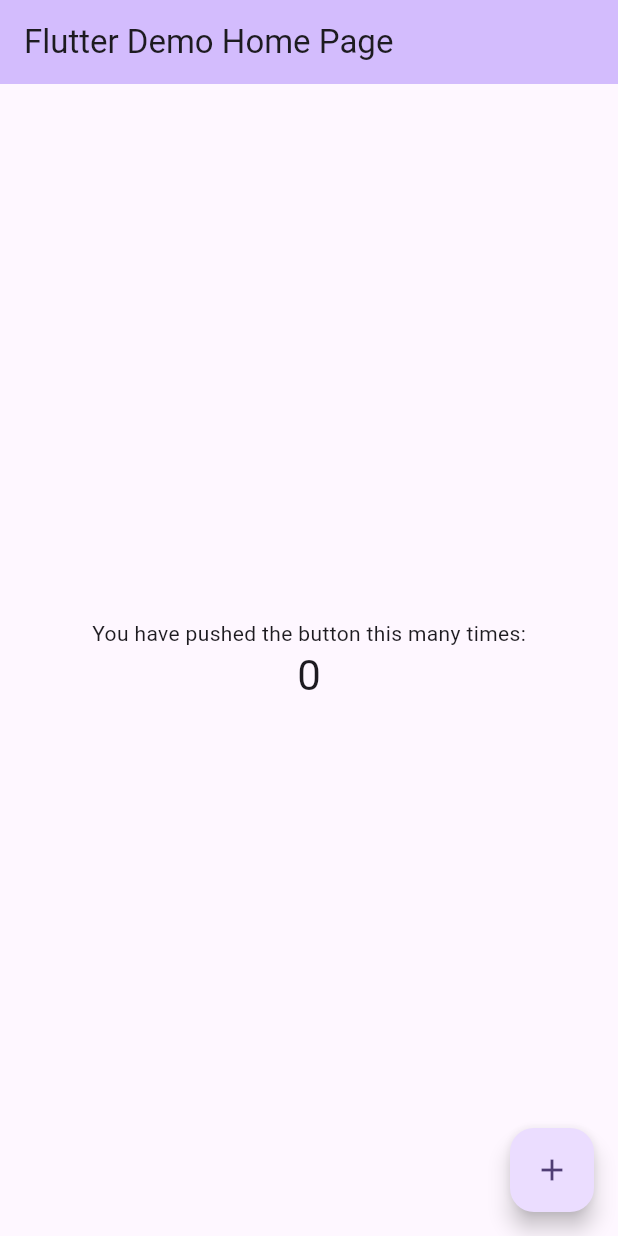
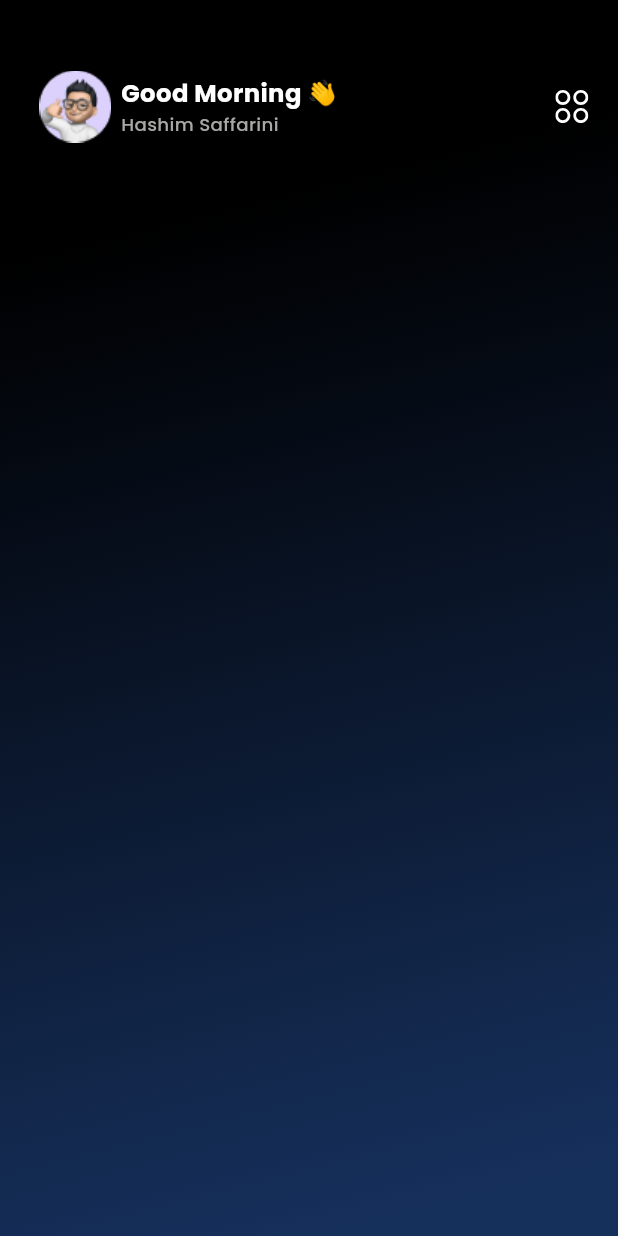
Before and after one commit to hashimsaffarini/Gemini_Bot, a Flutter app: the screen it shows after launch, on a phone screen of 412 x 824 dp. Run offline on Flutter 3.47's test engine with Material 3 defaults, Android fonts, the light colour scheme and no system bars; our stand-ins replace flutter_screenutil, flutter_svg, google_fonts.

Commit message:
- finish app bar - add google fonts package - add some images and svgs - edit container color of home screen background

```diff
--- /dev/null
+++ b/lib/features/home/ui/home_screen.dart
@@ -0,0 +1,36 @@
+import 'package:flutter/material.dart';
+import 'package:flutter_screenutil/flutter_screenutil.dart';
+import 'package:gemeni_bot/features/home/ui/widgets/custom_app_bar.dart';
+
+class HomeScreen extends StatelessWidget {
+  const HomeScreen({super.key});
+
+  @override
+  Widget build(BuildContext context) {
+    return Scaffold(
+      body: Container(
+        height: double.infinity,
+        width: double.infinity,
+        decoration: const BoxDecoration(
+          gradient: LinearGradient(
+            colors: [
+              Color(0xff000000),
+              Color(0xFF16305C),
+            ],
+            stops: [.2, 2],
+            begin: Alignment.topLeft,
+            end: Alignment.bottomCenter,
+          ),
+        ),
+        child: Padding(
+          padding: EdgeInsets.symmetric(horizontal: 18.w, vertical: 40.h),
+          child: const Column(
+            children: [
+              CustomAppBar(),
+            ],
+          ),
+        ),
+      ),
+    );
+  }
+}
--- /dev/null
+++ b/lib/features/home/ui/widgets/custom_app_bar.dart
@@ -0,0 +1,47 @@
+import 'package:flutter/material.dart';
+import 'package:flutter_screenutil/flutter_screenutil.dart';
+import 'package:flutter_svg/svg.dart';
+import 'package:google_fonts/google_fonts.dart';
+
+class CustomAppBar extends StatelessWidget {
+  const CustomAppBar({super.key});
+
+  @override
+  Widget build(BuildContext context) {
+    return Row(
+      children: [
+        Image.asset(
+          'assets/images/memoji.png',
+          height: 60.h,
+        ),
+        Column(
+          crossAxisAlignment: CrossAxisAlignment.start,
+          children: [
+            Text(
+              'Good Morning 👋',
+              style: GoogleFonts.poppins(
+                color: Colors.white,
+                fontSize: 16.sp,
+                fontWeight: FontWeight.bold,
+              ),
+            ),
+            Text(
+              'Hashim Saffarini',
+              style: GoogleFonts.poppins(
+                color: const Color(0xffA8A8A7),
+                fontSize: 12.sp,
+                fontWeight: FontWeight.w500,
+              ),
+            ),
+          ],
+        ),
+        const Spacer(),
+        InkWell(
+          child: SvgPicture.asset(
+            'assets/svgs/Shape.svg',
+          ),
+        )
+      ],
+    );
+  }
+}
--- /dev/null
+++ b/lib/gemini_app.dart
@@ -0,0 +1,20 @@
+import 'package:flutter/material.dart';
+import 'package:flutter_screenutil/flutter_screenutil.dart';
+import 'package:gemeni_bot/features/home/ui/home_screen.dart';
+
+class GeminiApp extends StatelessWidget {
+  const GeminiApp({super.key});
+
+  @override
+  Widget build(BuildContext context) {
+    return const ScreenUtilInit(
+      designSize: Size(375, 812),
+      minTextAdapt: true,
+      child: MaterialApp(
+        title: 'Gemini App',
+        debugShowCheckedModeBanner: false,
+        home: HomeScreen(),
+      ),
+    );
+  }
+}
--- a/lib/main.dart
+++ b/lib/main.dart
@@ -1,125 +1,6 @@
 import 'package:flutter/material.dart';
+import 'package:gemeni_bot/gemini_app.dart';
 
 void main() {
-  runApp(const MyApp());
+  runApp(const GeminiApp());
 }
-
-class MyApp extends StatelessWidget {
-  const MyApp({super.key});
-
-  // This widget is the root of your application.
-  @override
-  Widget build(BuildContext context) {
-    return MaterialApp(
-      title: 'Flutter Demo',
-      theme: ThemeData(
-        // This is the theme of your application.
-        //
-        // TRY THIS: Try running your application with "flutter run". You'll see
-        // the application has a purple toolbar. Then, without quitting the app,
-        // try changing the seedColor in the colorScheme below to Colors.green
-        // and then invoke "hot reload" (save your changes or press the "hot
-        // reload" button in a Flutter-supported IDE, or press "r" if you used
-        // the command line to start the app).
-        //
-        // Notice that the counter didn't reset back to zero; the application
-        // state is not lost during the reload. To reset the state, use hot
-        // restart instead.
-        //
-        // This works for code too, not just values: Most code changes can be
-        // tested with just a hot reload.
-        colorScheme: ColorScheme.fromSeed(seedColor: Colors.deepPurple),
-        useMaterial3: true,
-      ),
-      home: const MyHomePage(title: 'Flutter Demo Home Page'),
-    );
-  }
-}
-
-class MyHomePage extends StatefulWidget {
-  const MyHomePage({super.key, required this.title});
-
-  // This widget is the home page of your application. It is stateful, meaning
-  // that it has a State object (defined below) that contains fields that affect
-  // how it looks.
-
-  // This class is the configuration for the state. It holds the values (in this
-  // case the title) provided by the parent (in this case the App widget) and
-  // used by the build method of the State. Fields in a Widget subclass are
-  // always marked "final".
-
-  final String title;
-
-  @override
-  State<MyHomePage> createState() => _MyHomePageState();
-}
-
-class _MyHomePageState extends State<MyHomePage> {
-  int _counter = 0;
-
-  void _incrementCounter() {
-    setState(() {
-      // This call to setState tells the Flutter framework that something has
-      // changed in this State, which causes it to rerun the build method below
-      // so that the display can reflect the updated values. If we changed
-      // _counter without calling setState(), then the build method would not be
-      // called again, and so nothing would appear to happen.
-      _counter++;
-    });
-  }
-
-  @override
-  Widget build(BuildContext context) {
-    // This method is rerun every time setState is called, for instance as done
-    // by the _incrementCounter method above.
-    //
-    // The Flutter framework has been optimized to make rerunning build methods
-    // fast, so that you can just rebuild anything that needs updating rather
-    // than having to individually change instances of widgets.
-    return Scaffold(
-      appBar: AppBar(
-        // TRY THIS: Try changing the color here to a specific color (to
-        // Colors.amber, perhaps?) and trigger a hot reload to see the AppBar
-        // change color while the other colors stay the same.
-        backgroundColor: Theme.of(context).colorScheme.inversePrimary,
-        // Here we take the value from the MyHomePage object that was created by
-        // the App.build method, and use it to set our appbar title.
-        title: Text(widget.title),
-      ),
-      body: Center(
-        // Center is a layout widget. It takes a single child and positions it
-        // in the middle of the parent.
-        child: Column(
-          // Column is also a layout widget. It takes a list of children and
-          // arranges them vertically. By default, it sizes itself to fit its
-          // children horizontally, and tries to be as tall as its parent.
-          //
-          // Column has various properties to control how it sizes itself and
-          // how it positions its children. Here we use mainAxisAlignment to
-          // center the children vertically; the main axis here is the vertical
-          // axis because Columns are vertical (the cross axis would be
-          // horizontal).
-          //
-          // TRY THIS: Invoke "debug painting" (choose the "Toggle Debug Paint"
-          // action in the IDE, or press "p" in the console), to see the
-          // wireframe for each widget.
-          mainAxisAlignment: MainAxisAlignment.center,
-          children: <Widget>[
-            const Text(
-              'You have pushed the button this many times:',
-            ),
-            Text(
-              '$_counter',
-              style: Theme.of(context).textTheme.headlineMedium,
-            ),
-          ],
-        ),
-      ),
-      floatingActionButton: FloatingActionButton(
-        onPressed: _incrementCounter,
-        tooltip: 'Increment',
-        child: const Icon(Icons.add),
-      ), // This trailing comma makes auto-formatting nicer for build methods.
-    );
-  }
-}
```
Also changed, not shown: pubspec.yaml (+6 -5 lines), assets/images/memoji.png (added), assets/svgs/Shape.svg (added), assets/svgs/memoji.svg (added), pubspec.lock, 8 other files.
